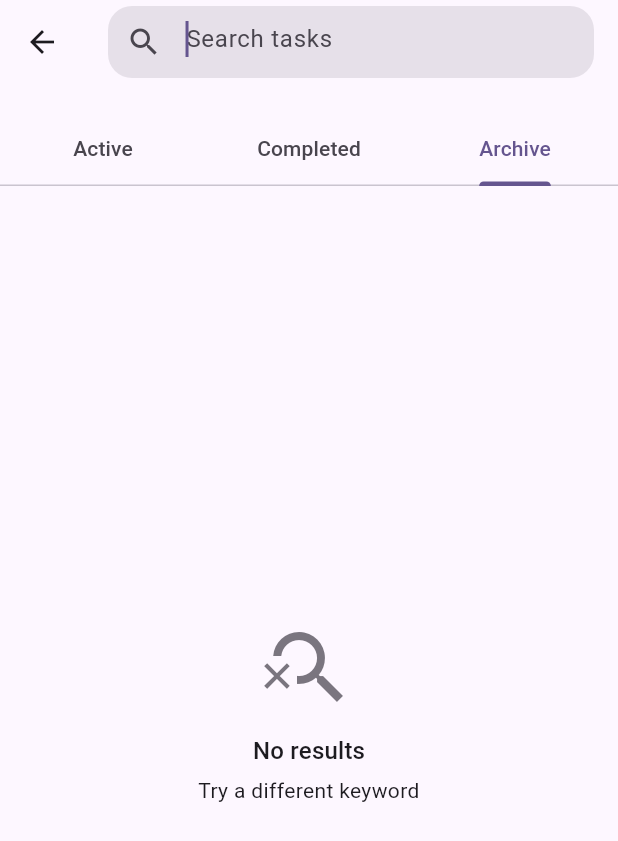
After one commit to TouchTheara/checklistapp, a Flutter app: the SearchView screen opened by its route, tab 3 chosen, on a phone screen of 412 x 824 dp. The commit adds this screen. Shown: the top 841 px of the screen. Run offline on Flutter 3.47's test engine with Material 3 defaults, Android fonts, the phone set to English and light mode, and no system bars; our stand-ins replace cached_network_image, cloud_firestore, firebase_auth, firebase_core, firebase_storage, fl_chart and 4 more; accounts and stored records are empty.

Commit message:
implement search

```diff
--- a/lib/app/modules/dashboard/views/dashboard_view.dart
+++ b/lib/app/modules/dashboard/views/dashboard_view.dart
@@ -121,7 +121,8 @@ class _FilterBar extends StatelessWidget {
               isDense: true,
               filled: true,
             ),
-            onChanged: controller.updateSearch,
+            readOnly: true,
+            onTap: () => Get.toNamed(Routes.search),
           ),
           const SizedBox(height: 8),
           Row(
--- /dev/null
+++ b/lib/app/modules/search/bindings/search_binding.dart
@@ -0,0 +1,10 @@
+import 'package:get/get.dart';
+
+import '../controllers/search_controller.dart';
+
+class SearchBinding extends Bindings {
+  @override
+  void dependencies() {
+    Get.lazyPut<AppSearchController>(() => AppSearchController());
+  }
+}
--- /dev/null
+++ b/lib/app/modules/search/controllers/search_controller.dart
@@ -0,0 +1,63 @@
+import 'dart:async';
+
+import 'package:get/get.dart';
+
+import '../../../data/models/todo.dart';
+import '../../../data/repositories/todo_repository.dart';
+import '../../../routes/app_routes.dart';
+
+class AppSearchController extends GetxController {
+  final TodoRepository _repo = Get.find<TodoRepository>();
+
+  final RxString query = ''.obs;
+  final RxString appliedQuery = ''.obs;
+  final RxInt tabIndex = 0.obs; // 0: active, 1: completed, 2: bin
+  final RxBool isSearching = false.obs;
+  Timer? _debounce;
+
+  void updateQuery(String value) {
+    _debounce?.cancel();
+    isSearching.value = true;
+    _debounce = Timer(const Duration(milliseconds: 300), () {
+      query.value = value.trim();
+      appliedQuery.value = value.trim();
+      isSearching.value = false;
+    });
+  }
+
+  void changeTab(int index) {
+    tabIndex.value = index;
+  }
+
+  List<Todo> get _todos => _repo.rawTodos;
+
+  List<Todo> _filter(List<Todo> source) {
+    final q = appliedQuery.value.toLowerCase();
+    if (q.isEmpty) return source;
+    return source.where((t) {
+      final title = t.title.toLowerCase();
+      return title.contains(q);
+    }).toList();
+  }
+
+  List<Todo> get activeResults =>
+      _filter(_todos.where((t) => !t.isDeleted && !t.isCompleted).toList());
+  List<Todo> get doneResults =>
+      _filter(_todos.where((t) => !t.isDeleted && t.isCompleted).toList());
+  List<Todo> get binResults =>
+      _filter(_todos.where((t) => t.isDeleted).toList());
+
+  // Actions
+  void toggleCompleted(String id) => _repo.toggleCompleted(id);
+  void deleteTodo(String id) => _repo.deleteTodo(id);
+  void restoreTodo(String id) => _repo.restoreTodo(id);
+  void deleteForever(String id) => _repo.deleteForever(id);
+
+  void openDetail(String id) => Get.toNamed(Routes.todoDetail, arguments: id);
+
+  @override
+  void onClose() {
+    _debounce?.cancel();
+    super.onClose();
+  }
+}
--- /dev/null
+++ b/lib/app/modules/search/views/search_view.dart
@@ -0,0 +1,182 @@
+import 'package:flutter/material.dart';
+import 'package:get/get.dart';
+
+import '../../../data/models/todo.dart';
+import '../../home/widgets/todo_list.dart';
+import '../../home/widgets/todo_form.dart';
+import '../controllers/search_controller.dart';
+
+class SearchView extends GetView<AppSearchController> {
+  const SearchView({super.key});
+
+  void _openTodoForm(BuildContext context, {Todo? existing}) {
+    // Reuse the form from home module
+    showModalBottomSheet<void>(
+      context: context,
+      isScrollControlled: true,
+      useSafeArea: true,
+      builder: (_) => TodoForm(existing: existing),
+    );
+  }
+
+  @override
+  Widget build(BuildContext context) {
+    final tabs = ['Active', 'Completed', 'Archive'];
+    return DefaultTabController(
+      length: 3,
+      child: Scaffold(
+        appBar: AppBar(
+          title: Container(
+            decoration: BoxDecoration(
+              borderRadius: BorderRadius.circular(16),
+              color: Theme.of(context).colorScheme.surfaceContainerHighest,
+            ),
+            child: TextField(
+              autofocus: true,
+              decoration: InputDecoration(
+                hintText: 'search.tasks'.tr,
+                border: InputBorder.none,
+                prefixIcon: const Icon(Icons.search),
+                contentPadding:
+                    const EdgeInsets.symmetric(horizontal: 12, vertical: 10),
+              ),
+              onChanged: controller.updateQuery,
+            ),
+          ),
+          bottom: PreferredSize(
+            preferredSize: const Size.fromHeight(70),
+            child: Column(
+              children: [
+                TabBar(
+                  onTap: controller.changeTab,
+                  tabs: tabs.map((t) => Tab(text: t)).toList(),
+                ),
+                Obx(
+                  () => controller.isSearching.value
+                      ? const LinearProgressIndicator(minHeight: 2)
+                      : const SizedBox(height: 2),
+                ),
+              ],
+            ),
+          ),
+        ),
+        body: Obx(
+          () => TabBarView(
+            children: [
+              _buildActive(context),
+              _buildDone(context),
+              _buildBin(context),
+            ],
+          ),
+        ),
+      ),
+    );
+  }
+
+  Widget _buildActive(BuildContext context) {
+    final items = controller.activeResults;
+    return TodoListView(
+      todos: items,
+      onToggle: controller.toggleCompleted,
+      onDelete: controller.deleteTodo,
+      onEdit: (todo) => _openTodoForm(context, existing: todo),
+      emptyTitle: 'empty.title',
+      emptyDescription: 'empty.desc',
+      emptyIcon: Icons.search,
+    );
+  }
+
+  Widget _buildDone(BuildContext context) {
+    final items = controller.doneResults;
+    return TodoListView(
+      todos: items,
+      onToggle: controller.toggleCompleted,
+      onDelete: controller.deleteTodo,
+      onEdit: (todo) => _openTodoForm(context, existing: todo),
+      emptyTitle: 'done.empty.title',
+      emptyDescription: 'done.empty.desc',
+      emptyIcon: Icons.search,
+    );
+  }
+
+  Widget _buildBin(BuildContext context) {
+    final items = controller.binResults;
+    if (items.isEmpty) return const _SearchEmptyState();
+    return ListView.separated(
+      padding: const EdgeInsets.all(12),
+      itemCount: items.length,
+      separatorBuilder: (_, __) => const SizedBox(height: 12),
+      itemBuilder: (_, index) {
+        final todo = items[index];
+        return Card(
+          child: Padding(
+            padding: const EdgeInsets.all(16),
+            child: Column(
+              crossAxisAlignment: CrossAxisAlignment.start,
+              children: [
+                Row(
+                  children: [
+                    Expanded(
+                      child: Text(
+                        todo.title,
+                        style: Theme.of(context).textTheme.titleMedium,
+                      ),
+                    ),
+                    IconButton(
+                      tooltip: 'Restore',
+                      icon: const Icon(Icons.restore),
+                      onPressed: () => controller.restoreTodo(todo.id),
+                    ),
+                    IconButton(
+                      tooltip: 'Delete forever',
+                      icon: const Icon(Icons.delete_forever),
+                      onPressed: () => controller.deleteForever(todo.id),
+                    ),
+                  ],
+                ),
+                if (todo.description != null &&
+                    todo.description!.trim().isNotEmpty)
+                  Padding(
+                    padding: const EdgeInsets.only(top: 8),
+                    child: Text(
+                      todo.description!,
+                      maxLines: 3,
+                      overflow: TextOverflow.ellipsis,
+                    ),
+                  ),
+              ],
+            ),
+          ),
+        );
+      },
+    );
+  }
+}
+
+class _SearchEmptyState extends StatelessWidget {
+  const _SearchEmptyState();
+
+  @override
+  Widget build(BuildContext context) {
+    final theme = Theme.of(context);
+    return Center(
+      child: Column(
+        mainAxisSize: MainAxisSize.min,
+        children: [
+          Icon(Icons.search_off, size: 64, color: theme.colorScheme.outline),
+          const SizedBox(height: 12),
+          Text(
+            'No results',
+            style: theme.textTheme.titleMedium,
+          ),
+          const SizedBox(height: 4),
+          Text(
+            'Try a different keyword',
+            style: theme.textTheme.bodyMedium,
+            textAlign: TextAlign.center,
+          ),
+        ],
+      ),
+    );
+  }
+}
--- a/lib/app/routes/app_pages.dart
+++ b/lib/app/routes/app_pages.dart
@@ -9,6 +9,8 @@ import '../modules/legal/views/terms_privacy_view.dart';
 import '../modules/onboarding/views/onboarding_view.dart';
 import '../modules/onboarding/views/language_select_view.dart';
 import '../modules/support/views/support_view.dart';
+import '../modules/search/bindings/search_binding.dart';
+import '../modules/search/views/search_view.dart';
 import 'app_routes.dart';
 
 class AppPages {
@@ -46,6 +48,13 @@ class AppPages {
       binding: HomeBinding(),
     ),
     GetPage(
+      name: Routes.search,
+      page: () => const SearchView(),
+      bindings: [
+        SearchBinding(),
+      ],
+    ),
+    GetPage(
       name: Routes.support,
       page: () => const SupportView(),
     ),
--- a/lib/app/routes/app_routes.dart
+++ b/lib/app/routes/app_routes.dart
@@ -6,4 +6,5 @@ abstract class Routes {
   static const todoDetail = '/todo';
   static const support = '/support';
   static const terms = '/terms';
+  static const search = '/search';
 }
```
